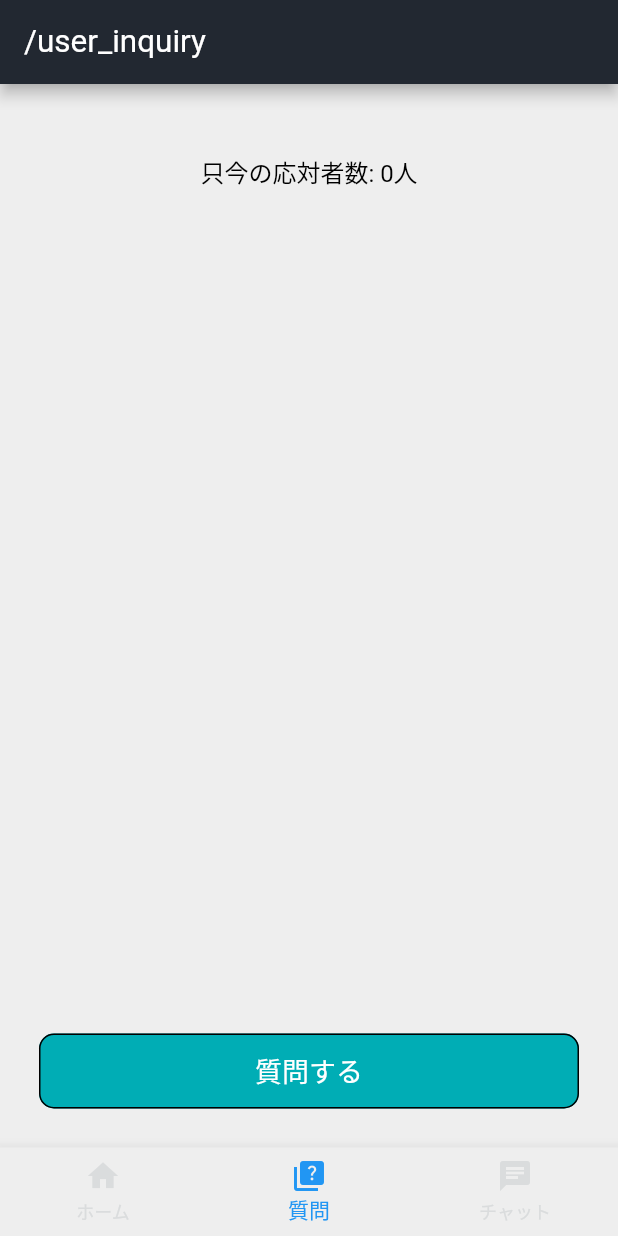
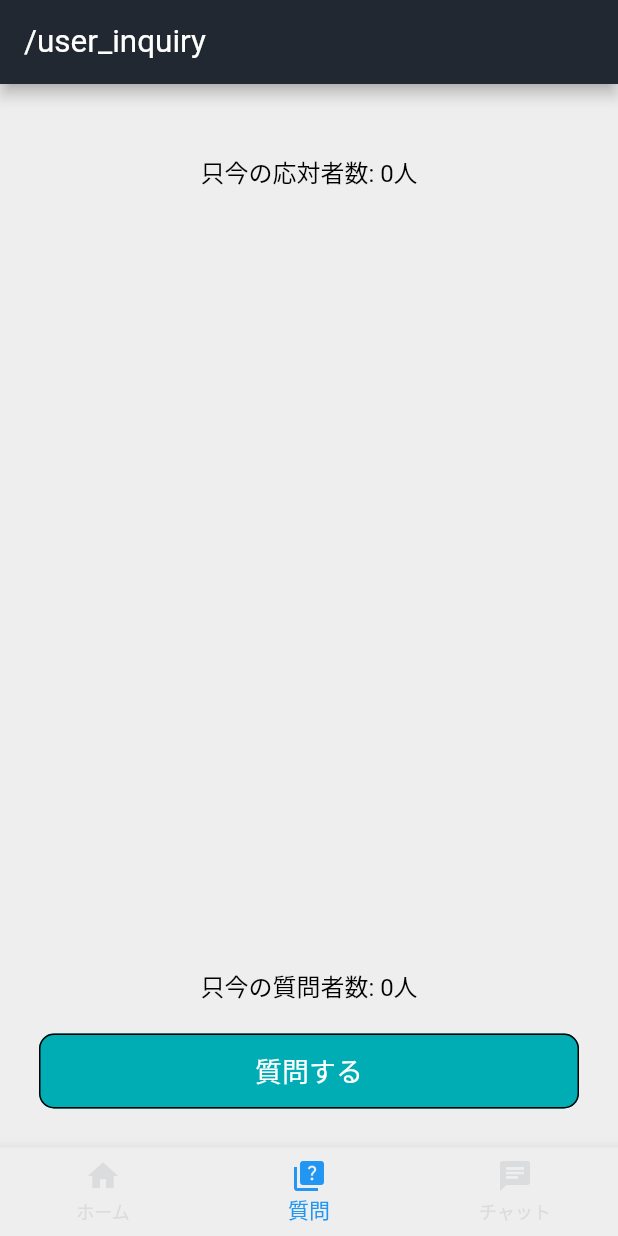
Before and after one commit to neco3coffee/flutter_inquiry_visualization, a Flutter app: the screen it shows once a user with an empty profile is signed in, item 2 of the bottom bar chosen, on a phone screen of 412 x 824 dp. Run offline on Flutter 3.47's test engine with Material 2 defaults, Android fonts, the phone set to English and light mode, and no system bars; our stand-ins replace cloud_firestore, firebase_auth, firebase_core, gap, get, smooth_page_indicator; missing offline and left inert: flutterfire_ui; accounts and stored records are empty.

Commit message:
#38 inquiresをuser/inquiry_controllerでstream取得して画面に簡易表示した

```diff
--- a/lib/modules/user/inquiry/inquiry_controller.dart
+++ b/lib/modules/user/inquiry/inquiry_controller.dart
@@ -19,12 +19,16 @@ class InquiryController extends GetxController {
   final _user = Rxn<User>(null);
   User? get user => _user.value;
 
+  final _inquiries = Rxn<List<Inquiry>>(null);
+  List<Inquiry>? get inquiries => _inquiries.value;
+
   final _content = ''.obs;
   String get content => _content.value;
 
   @override
   void onInit() async {
     _callers.bindStream(_accountRepo.getCallerStream());
+    _inquiries.bindStream(_inquiryRepo.getWaitInquiryStream());
     _user.value = await _accountRepo.getUser(_auth.currentUser!.uid);
     super.onInit();
   }
--- a/lib/modules/user/inquiry/inquiry_page.dart
+++ b/lib/modules/user/inquiry/inquiry_page.dart
@@ -45,6 +45,27 @@ class InquiryPage extends StatelessWidget {
                       scrollDirection: Axis.horizontal,
                     ),
                   ),
+                if (ctl.inquiries != null)
+                  Expanded(
+                    child: ListView.builder(
+                      itemCount: ctl.inquiries!.length, // この行を追加
+                      itemBuilder: (BuildContext context, int index) {
+                        return CircleAvatar(
+                          child: Assets.images.vector.image(),
+                          backgroundColor: Colors.transparent,
+                          radius: 30,
+                        );
+                      },
+                      scrollDirection: Axis.vertical,
+                    ),
+                  ),
+                SizedBox(
+                  width: double.infinity,
+                  child: Text(
+                    '只今の質問者数: ${ctl.inquiries != null ? ctl.inquiries!.length : 0}人',
+                    textAlign: TextAlign.center,
+                  ),
+                ),
                 const Gap(20),
                 ElevatedButton(
                   onPressed: () => showModalBottomSheet(
```
Also changed, not shown: lib/repository/inquiry_repository.dart (+9 -0 lines).
